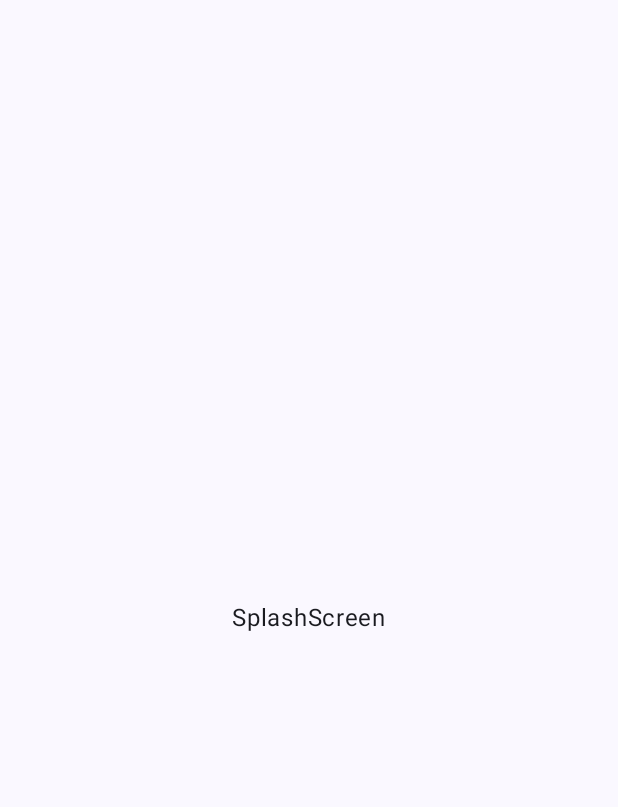
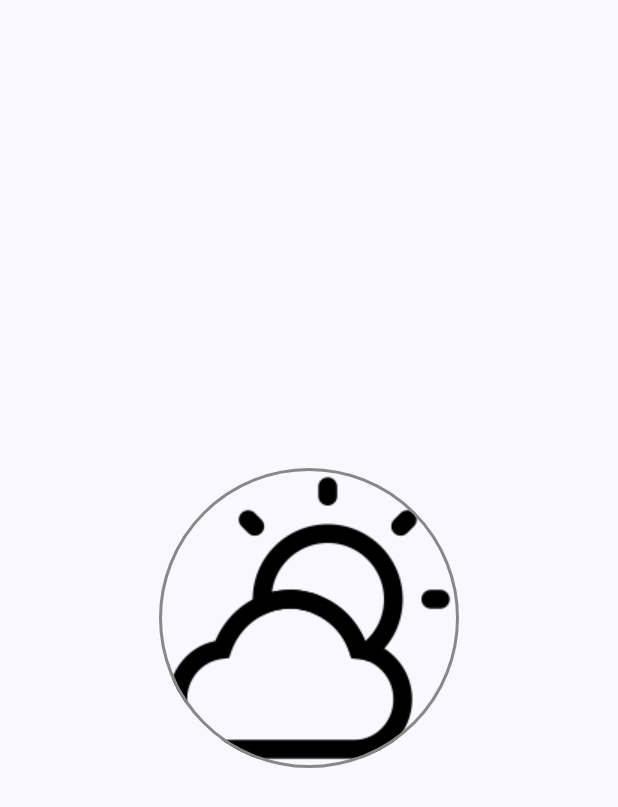
Before and after one commit to Rahula-12/JetWeatherApp, an Android app built with Jetpack Compose: the screen it shows after launch (MainActivity), on a phone screen of 412 x 824 dp. Before the commit the part shown is almost empty. Shown: the top 807 px of the screen. Run offline under Robolectric (Android 15) with nearby library versions, the phone set to English and light mode, and no system bars; our stand-ins replace Dagger/Hilt's generated code.

Commit message:
putting together the splash screen ui

```diff
--- a/app/src/main/java/com/example/jetweatherforecast/screens/WeatherSplashScreen.kt
+++ b/app/src/main/java/com/example/jetweatherforecast/screens/WeatherSplashScreen.kt
@@ -1,12 +1,52 @@
 package com.example.jetweatherforecast.screens
 
+import android.content.res.Resources.Theme
+import androidx.compose.foundation.BorderStroke
+import androidx.compose.foundation.Image
+import androidx.compose.foundation.layout.Arrangement
+import androidx.compose.foundation.layout.Column
+import androidx.compose.foundation.layout.padding
+import androidx.compose.foundation.layout.size
+import androidx.compose.foundation.shape.CircleShape
+import androidx.compose.material3.MaterialTheme
+import androidx.compose.material3.Surface
 import androidx.compose.material3.Text
 import androidx.compose.runtime.Composable
+import androidx.compose.ui.Alignment
+import androidx.compose.ui.Modifier
+import androidx.compose.ui.graphics.Color
+import androidx.compose.ui.res.painterResource
+import androidx.compose.ui.text.TextStyle
+import androidx.compose.ui.text.font.FontStyle
+import androidx.compose.ui.tooling.preview.Preview
+import androidx.compose.ui.unit.dp
 import androidx.navigation.NavController
+import androidx.navigation.compose.rememberNavController
+import com.example.jetweatherforecast.R
 
+@Preview
 @Composable
 fun WeatherSplashScreen(
-    navController: NavController
+    navController: NavController= rememberNavController(),
+    modifier: Modifier=Modifier
 ) {
-    Text(text = "SplashScreen")
+    Surface(
+        shape = CircleShape,
+        border = BorderStroke(2.dp, color = Color.Gray),
+        modifier = modifier.size(200.dp)
+    ) {
+        Column(
+            horizontalAlignment = Alignment.CenterHorizontally,
+            verticalArrangement = Arrangement.Center
+        ) {
+            Image(painter = painterResource(id = R.drawable.sun),
+                contentDescription = "sun")
+            Text(
+                text = "Find the Sun?",
+                modifier=modifier.padding(10.dp),
+                color = Color.LightGray,
+                 style = MaterialTheme.typography.bodyMedium
+            )
+        }
+    }
 }
```
Also changed, not shown: app/src/main/res/drawable/humidity.png (added), app/src/main/res/drawable/pressure.png (added), app/src/main/res/drawable/sun.png (added).
